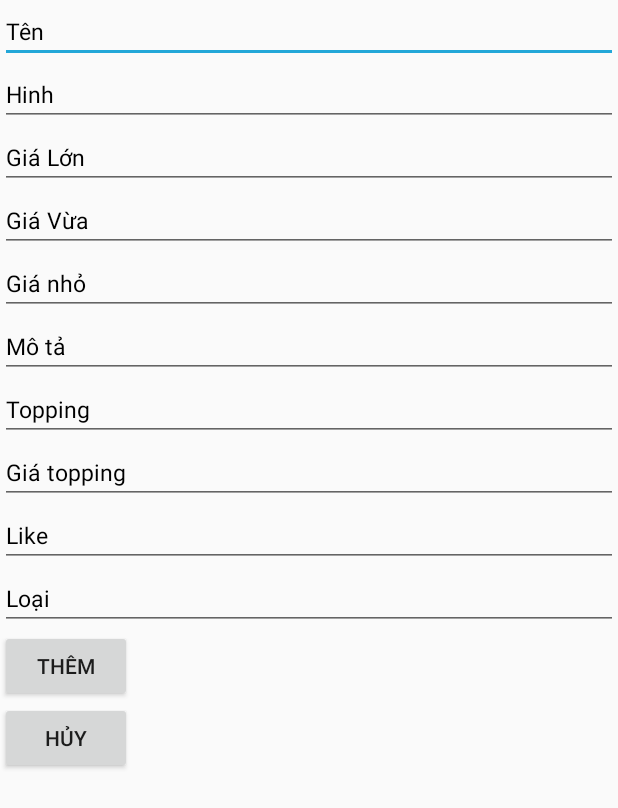
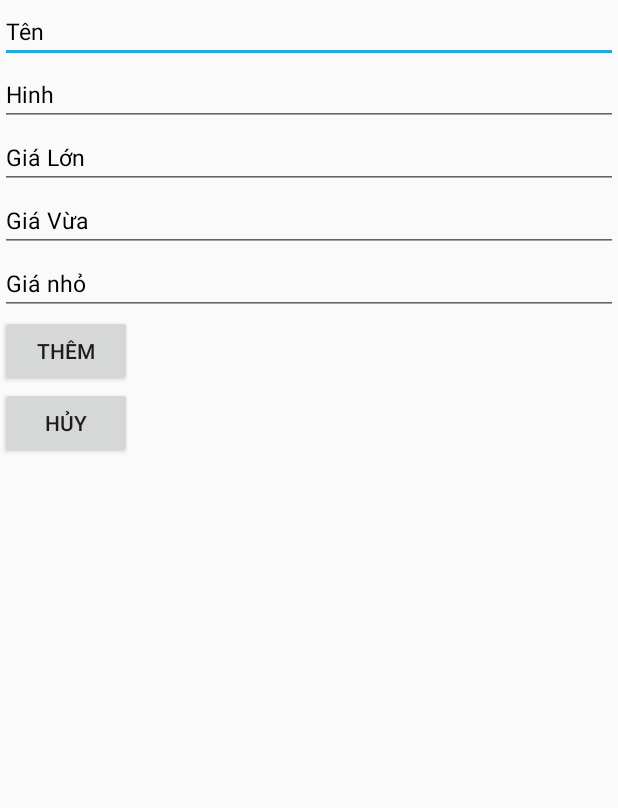
Before and after one commit to thienphuc83/AlphaCoffee, an Android app: the ExampleActivity screen opened directly, with no data from a screen before it, after a tap on "THÊM", on a phone screen of 412 x 824 dp. Shown: the top 808 px of the screen. Run offline under Robolectric (Android 15) with nearby library versions, the phone set to English and light mode, and no system bars; our stand-ins replace Firebase (no records; nobody signed in at launch, a user with empty details on screens opened directly).

Commit message:
Edit lại data Cửa hàng

```diff
--- a/app/src/main/java/com/example/alphacoffee/activity/ExampleActivity.java
+++ b/app/src/main/java/com/example/alphacoffee/activity/ExampleActivity.java
@@ -10,6 +10,7 @@ import android.widget.EditText;
 import android.widget.Toast;
 
 import com.example.alphacoffee.R;
+import com.example.alphacoffee.model.CuaHang;
 import com.example.alphacoffee.model.SanPham;
 import com.google.android.gms.tasks.OnCompleteListener;
 import com.google.android.gms.tasks.Task;
@@ -20,7 +21,7 @@ public class ExampleActivity extends AppCompatActivity {
     //    TRANG EXAMPLE NÀY DÙNG ĐỂ TEST NHA QUÍ DỊ
 
     EditText edtTen,
-            edtGiaL,edtGiaM,edtGiaS,edtHinh,edtGiaTopping,edtTopping,edtType,edtLike,edtMota;
+            edtDiaChi,edtSDT,edtGio,edtHinh;
     Button btnThem,btnHuy;
     DatabaseReference mdata;
 
@@ -30,15 +31,11 @@ public class ExampleActivity extends AppCompatActivity {
         super.onCreate(savedInstanceState);
         setContentView(R.layout.activity_example);
         edtTen = findViewById(R.id.edttenSP);
-        edtGiaL = findViewById(R.id.edtGiaL);
-        edtGiaM = findViewById(R.id.edtGiaM);
-        edtGiaS = findViewById(R.id.edtGiaS);
+        edtGio = findViewById(R.id.edtGio);
+        edtSDT = findViewById(R.id.edtSDT);
+        edtDiaChi = findViewById(R.id.edtDiaChi);
         edtHinh = findViewById(R.id.edttenHinh);
-        edtGiaTopping = findViewById(R.id.edtGiaTopping);
-        edtLike = findViewById(R.id.edtLike);
-        edtTopping = findViewById(R.id.edtTopping);
-        edtMota = findViewById(R.id.edtMota);
-        edtType = findViewById(R.id.edtType);
+
         btnThem = findViewById(R.id.btnThem);
         btnHuy = findViewById(R.id.btnHuy);
 
@@ -49,19 +46,14 @@ public class ExampleActivity extends AppCompatActivity {
             public void onClick(View v) {
                 String ten = edtTen.getText().toString();
                 String hinh = edtHinh.getText().toString();
-                String gial = edtGiaL.getText().toString();
-                String giam = edtGiaM.getText().toString();
-                String gias = edtGiaS.getText().toString();
-                String giatop = edtGiaTopping.getText().toString();
-                String top = edtTopping.getText().toString();
-                String loai = edtType.getText().toString();
-                String mota = edtMota.getText().toString();
-                String like = edtLike.getText().toString();
+                String gio = edtGio.getText().toString();
+                String diachi = edtDiaChi.getText().toString();
+                String sdt = edtSDT.getText().toString();
 
-                String productId = mdata.child("SanPham").push().getKey();
+                String cuahangId = mdata.child("CuaHang").push().getKey();
 
-                SanPham sanPham = new SanPham(productId,ten,gial,giam,gias,mota,top,giatop,like,loai,hinh);
-                mdata.child("SanPham").child(productId).setValue(sanPham).addOnCompleteListener(new OnCompleteListener<Void>() {
+                CuaHang cuaHang = new CuaHang(cuahangId,ten,sdt,diachi,gio,hinh);
+                mdata.child("CuaHang").child(cuahangId).setValue(cuaHang).addOnCompleteListener(new OnCompleteListener<Void>() {
                     @Override
                     public void onComplete(@NonNull Task<Void> task) {
                         if (task.isSuccessful()){
@@ -76,15 +68,11 @@ public class ExampleActivity extends AppCompatActivity {
             @Override
             public void onClick(View v) {
                 edtTen.setText("");
-                edtGiaL.setText("");
-                edtGiaM.setText("");
-                edtGiaS.setText("");
-                edtGiaTopping.setText("");
+                edtGio.setText("");
+                edtSDT.setText("");
+                edtDiaChi.setText("");
                 edtHinh.setText("");
-                edtLike.setText("");
-                edtMota.setText("");
-                edtType.setText("");
-                edtTopping.setText("");
+
             }
         });
 
--- a/app/src/main/java/com/example/alphacoffee/fragment/FragmentStore.java
+++ b/app/src/main/java/com/example/alphacoffee/fragment/FragmentStore.java
@@ -66,7 +66,9 @@ public class FragmentStore extends Fragment {
                 //code lấy hóa đơn của khách hàng
 //                String email = cuaHang.getEmail();
 //                if (email.equals("thanh@gmail.com")){
-                mangCuaHang.add(new CuaHang(cuaHang.getTenCuaHang(),
+                mangCuaHang.add(new CuaHang(
+                        cuaHang.getCuaHangId(),
+                        cuaHang.getTenCuaHang(),
                         cuaHang.getSoDienThoai(),
                         cuaHang.getDiaChi(),
                         cuaHang.getGioMoCua(),
--- a/app/src/main/java/com/example/alphacoffee/model/CuaHang.java
+++ b/app/src/main/java/com/example/alphacoffee/model/CuaHang.java
@@ -1,6 +1,7 @@
 package com.example.alphacoffee.model;
 
 public class CuaHang {
+    private String cuaHangId;
     private String tenCuaHang;
     private String soDienThoai;
     private String diaChi;
@@ -10,12 +11,21 @@ public class CuaHang {
     public CuaHang() {
     }
 
-    public CuaHang(String tenCuaHang, String soDienThoai, String diaChi, String gioMoCua, String hinhAnh) {
+    public CuaHang(String cuaHangId, String tenCuaHang, String soDienThoai, String diaChi, String gioMoCua, String hinhAnh) {
+        this.cuaHangId = cuaHangId;
         this.tenCuaHang = tenCuaHang;
         this.soDienThoai = soDienThoai;
         this.diaChi = diaChi;
         this.gioMoCua = gioMoCua;
         this.hinhAnh = hinhAnh;
+    }
+
+    public String getCuaHangId() {
+        return cuaHangId;
+    }
+
+    public void setCuaHangId(String cuaHangId) {
+        this.cuaHangId = cuaHangId;
     }
 
     public String getTenCuaHang() {
--- a/app/src/main/res/layout/activity_example.xml
+++ b/app/src/main/res/layout/activity_example.xml
@@ -30,7 +30,7 @@
         android:textSize="15dp" />
 
     <EditText
-        android:id="@+id/edtGiaL"
+        android:id="@+id/edtGio"
 
         android:layout_width="match_parent"
         android:layout_height="wrap_content"
@@ -41,7 +41,7 @@
         android:textSize="15dp" />
 
     <EditText
-        android:id="@+id/edtGiaM"
+        android:id="@+id/edtDiaChi"
 
         android:layout_width="match_parent"
         android:layout_height="wrap_content"
@@ -52,7 +52,7 @@
         android:textSize="15dp" />
 
     <EditText
-        android:id="@+id/edtGiaS"
+        android:id="@+id/edtSDT"
 
         android:layout_width="match_parent"
         android:layout_height="wrap_content"
@@ -62,58 +62,6 @@
         android:textColorHint="@color/colorBlack"
         android:textSize="15dp" />
 
-    <EditText
-        android:id="@+id/edtMota"
-
-        android:layout_width="match_parent"
-        android:layout_height="wrap_content"
-        android:hint="Mô tả"
-        android:inputType="text"
-        android:textColor="@color/colorBlack"
-        android:textColorHint="@color/colorBlack"
-        android:textSize="15dp" />
-
-    <EditText
-        android:id="@+id/edtTopping"
-
-        android:layout_width="match_parent"
-        android:layout_height="wrap_content"
-        android:hint="Topping"
-        android:inputType="text"
-        android:textColor="@color/colorBlack"
-        android:textColorHint="@color/colorBlack"
-        android:textSize="15dp" />
-
-    <EditText
-        android:id="@+id/edtGiaTopping"
-
-        android:layout_width="match_parent"
-        android:layout_height="wrap_content"
-        android:hint="Giá topping"
-        android:inputType="text"
-        android:textColor="@color/colorBlack"
-        android:textColorHint="@color/colorBlack"
-        android:textSize="15dp" />
-
-    <EditText
-        android:id="@+id/edtLike"
-        android:layout_width="match_parent"
-        android:layout_height="wrap_content"
-        android:hint="Like"
-        android:inputType="text"
-        android:textColor="@color/colorBlack"
-        android:textColorHint="@color/colorBlack"
-        android:textSize="15dp" />
-
-    <EditText
-        android:id="@+id/edtType"
-        android:layout_width="match_parent"
-        android:layout_height="wrap_content"
-        android:hint="Loại"
-        android:inputType="text"
-        android:textColor="@color/colorBlack"
-        android:textColorHint="@color/colorBlack"
-        android:textSize="15dp" />
 
     <Button
         android:id="@+id/btnThem"
--- a/app/src/main/res/layout/activity_login.xml
+++ b/app/src/main/res/layout/activity_login.xml
@@ -54,7 +54,7 @@
                     android:layout_height="40dp"
                     android:layout_marginTop="5dp"
                     android:background="@drawable/custom_border_edittext"
-                    android:hint="Abc@gmail.com"
+                    android:hint="example@gmail.com"
                     android:inputType="textEmailAddress"
                     android:paddingLeft="15dp"
                     android:paddingRight="15dp"
--- a/app/src/main/res/layout/activity_register.xml
+++ b/app/src/main/res/layout/activity_register.xml
@@ -47,7 +47,7 @@
                 android:layout_height="40dp"
                 android:layout_marginTop="5dp"
                 android:background="@drawable/custom_border_edittext"
-                android:hint="Abc@gmail.com"
+                android:hint="example@gmail.com"
                 android:inputType="textEmailAddress"
                 android:paddingLeft="15dp"
                 android:paddingRight="15dp"
```
